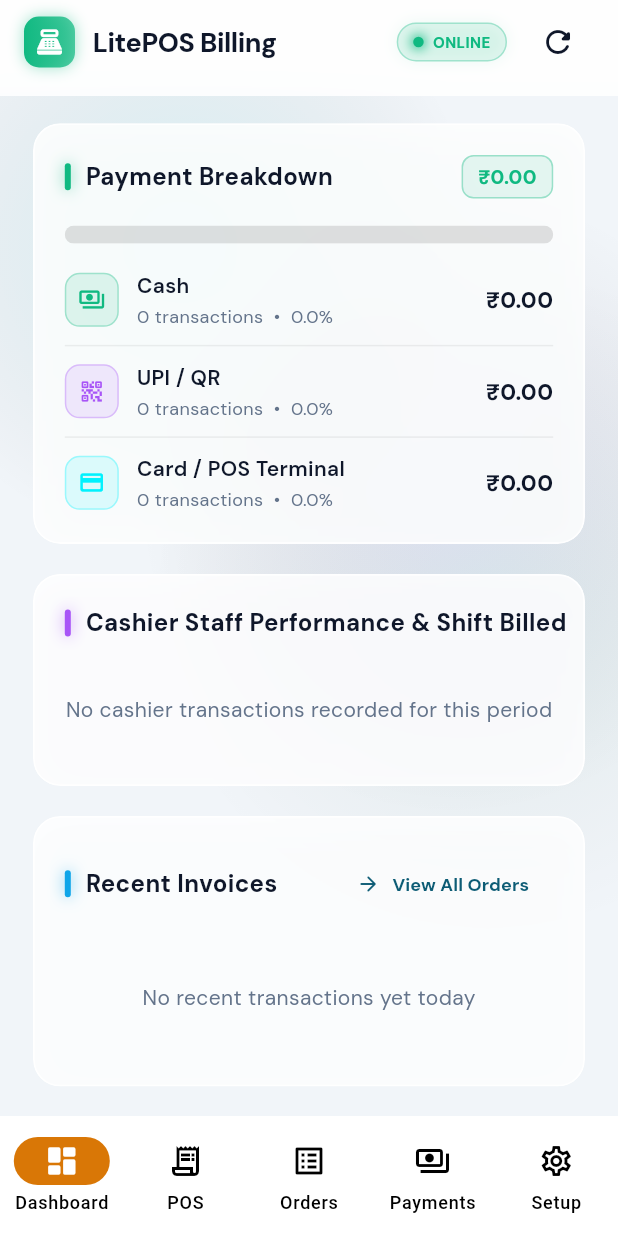
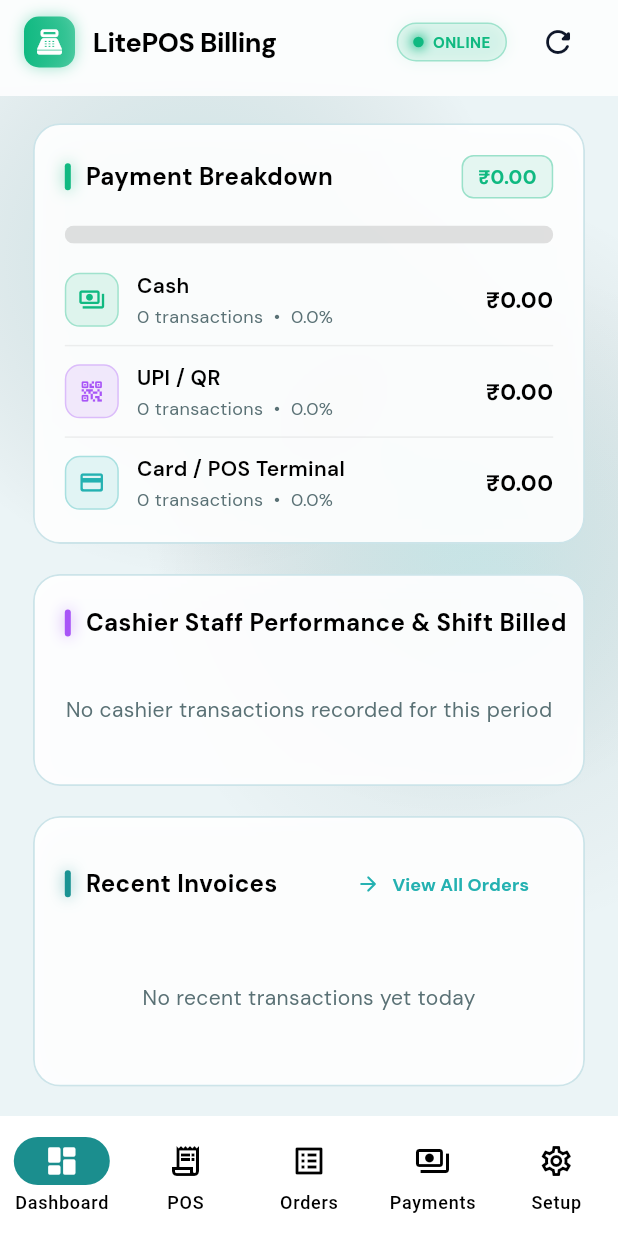
Before and after one commit to Naveenkumar9092/LitePOS, a Flutter app: the DashboardScreen screen opened by its route, scrolled down 1085 dp, on a phone screen of 412 x 824 dp. Run offline on Flutter 3.47's test engine with Material 3 defaults, Android fonts, the phone set to English and light mode, and no system bars; our stand-ins replace dio, flutter_riverpod, flutter_secure_storage, go_router, google_fonts, shared_preferences and 3 more; accounts and stored records are empty; network calls fail.

Commit message:
feat(theme): apply #24B1B1, #FFFFFF, #000000, and #EBF4F6 brand color palette across entire POS app

```diff
--- a/billing_pos_app/lib/core/theme/app_colors.dart
+++ b/billing_pos_app/lib/core/theme/app_colors.dart
@@ -1,49 +1,49 @@
 import "package:flutter/material.dart";
 
 class AppColors {
-  // Primary Brand Colors (Deep Slate & Teal Blue for high readability in POS environments)
-  static const Color primary = Color(0xFF0D5C75);
+  // Brand Palette: #24B1B1 (Teal), #FFFFFF (White), #000000 (Black), #EBF4F6 (Ice Teal)
+  static const Color primary = Color(0xFF24B1B1);
   static const Color onPrimary = Color(0xFFFFFFFF);
-  static const Color primaryContainer = Color(0xFFCBE6F0);
-  static const Color onPrimaryContainer = Color(0xFF04212C);
+  static const Color primaryContainer = Color(0xFFEBF4F6);
+  static const Color onPrimaryContainer = Color(0xFF000000);
 
-  // Secondary Brand Colors (Warm Amber / Ochre for POS accents and alerts)
-  static const Color secondary = Color(0xFFD97706);
+  // Secondary Brand Colors
+  static const Color secondary = Color(0xFF1B8E8E);
   static const Color onSecondary = Color(0xFFFFFFFF);
-  static const Color secondaryContainer = Color(0xFFFDE68A);
-  static const Color onSecondaryContainer = Color(0xFF451A03);
+  static const Color secondaryContainer = Color(0xFFD4EFF1);
+  static const Color onSecondaryContainer = Color(0xFF04212C);
 
   // Status Colors
-  static const Color success = Color(0xFF059669);
+  static const Color success = Color(0xFF10B981);
   static const Color onSuccess = Color(0xFFFFFFFF);
   static const Color successContainer = Color(0xFFD1FAE5);
 
-  static const Color warning = Color(0xFFD97706);
+  static const Color warning = Color(0xFFF59E0B);
   static const Color onWarning = Color(0xFFFFFFFF);
 
-  static const Color error = Color(0xFFDC2626);
+  static const Color error = Color(0xFFEF4444);
   static const Color onError = Color(0xFFFFFFFF);
   static const Color errorContainer = Color(0xFFFEE2E2);
 
-  static const Color info = Color(0xFF2563EB);
+  static const Color info = Color(0xFF24B1B1);
 
   // Text Colors
-  static const Color textPrimary = Color(0xFF0F172A);
-  static const Color textSecondary = Color(0xFF64748B);
+  static const Color textPrimary = Color(0xFF000000);
+  static const Color textSecondary = Color(0xFF5A7175);
 
   // Background and Surfaces
-  static const Color background = Color(0xFFF8FAFC);
-  static const Color backgroundLight = Color(0xFFF8FAFC);
+  static const Color background = Color(0xFFEBF4F6);
+  static const Color backgroundLight = Color(0xFFEBF4F6);
   static const Color surface = Color(0xFFFFFFFF);
   static const Color surfaceLight = Color(0xFFFFFFFF);
-  static const Color surfaceVariantLight = Color(0xFFF1F5F9);
-  static const Color outlineLight = Color(0xFFCBD5E1);
+  static const Color surfaceVariantLight = Color(0xFFE2EFF2);
+  static const Color outlineLight = Color(0xFFCCE4E9);
 
   // Dark Mode Colors
-  static const Color backgroundDark = Color(0xFF0F172A);
-  static const Color surfaceDark = Color(0xFF1E293B);
-  static const Color surfaceVariantDark = Color(0xFF334155);
-  static const Color outlineDark = Color(0xFF475569);
+  static const Color backgroundDark = Color(0xFF0B1416);
+  static const Color surfaceDark = Color(0xFF132225);
+  static const Color surfaceVariantDark = Color(0xFF1B3035);
+  static const Color outlineDark = Color(0xFF28484F);
 
   // POS Special Colors
   static const Color heldBill = Color(0xFFF59E0B);
@@ -51,8 +51,8 @@ class AppColors {
   static const Color offlineIndicator = Color(0xFFEF4444);
 
   // Modern Neon & Glass Dashboard Accents
-  static const Color neonCyan = Color(0xFF00F2FE);
-  static const Color neonBlue = Color(0xFF0EA5E9);
+  static const Color neonCyan = Color(0xFF24B1B1);
+  static const Color neonBlue = Color(0xFF1A9393);
   static const Color neonEmerald = Color(0xFF10B981);
   static const Color neonGreen = Color(0xFF00F5A0);
   static const Color neonPurple = Color(0xFF8B5CF6);
@@ -62,10 +62,10 @@ class AppColors {
   static const Color neonCoral = Color(0xFFFF6B6B);
 
   // Modern Glassmorphism Surfaces & Gradients
-  static const Color glassCanvasDark = Color(0xFF0B1120);
-  static const Color glassCanvasLight = Color(0xFFF8FAFC);
+  static const Color glassCanvasDark = Color(0xFF0B1416);
+  static const Color glassCanvasLight = Color(0xFFEBF4F6);
   static const Color glassSurfaceDark = Color(0x1AFFFFFF);
   static const Color glassBorderDark = Color(0x26FFFFFF);
-  static const Color glassSurfaceLight = Color(0xCCFFFFFF);
-  static const Color glassBorderLight = Color(0xFFE2E8F0);
+  static const Color glassSurfaceLight = Color(0xF2FFFFFF);
+  static const Color glassBorderLight = Color(0xFFCCE4E9);
 }
--- a/billing_pos_app/lib/features/dashboard/presentation/components/sales_summary_cards.dart
+++ b/billing_pos_app/lib/features/dashboard/presentation/components/sales_summary_cards.dart
@@ -42,7 +42,7 @@ class SalesSummaryCards extends StatelessWidget {
                 subtitle: "Per order average",
                 badgeText: "Ticket Size",
                 icon: Icons.analytics_outlined,
-                neonColor: AppColors.neonViolet,
+                neonColor: AppColors.secondary,
               ),
             ),
             SizedBox(
--- a/billing_pos_app/lib/shared/widgets/foundation_shell.dart
+++ b/billing_pos_app/lib/shared/widgets/foundation_shell.dart
@@ -277,12 +277,12 @@ class _FoundationShellState extends ConsumerState<FoundationShell> {
               decoration: BoxDecoration(
                 color: isDark
                     ? const Color(0xFF0F172A).withValues(alpha: 0.90)
-                    : Colors.white.withValues(alpha: 0.90),
+                    : Colors.white.withValues(alpha: 0.95),
                 border: Border(
                   right: BorderSide(
                     color: isDark
                         ? Colors.white.withValues(alpha: 0.10)
-                        : Colors.black.withValues(alpha: 0.07),
+                        : const Color(0xFFCCE4E9),
                     width: 1.2,
                   ),
                 ),
--- a/billing_pos_app/lib/shared/widgets/glass_card.dart
+++ b/billing_pos_app/lib/shared/widgets/glass_card.dart
@@ -34,14 +34,14 @@ class GlassCard extends StatelessWidget {
     final isDark = Theme.of(context).brightness == Brightness.dark;
 
     final defaultBg = isDark
-        ? const Color(0xFF1E293B).withValues(alpha: 0.55)
-        : Colors.white.withValues(alpha: 0.85);
+        ? const Color(0xFF132225).withValues(alpha: 0.70)
+        : Colors.white.withValues(alpha: 0.92);
 
     final effectiveBorder = customBorder ??
         Border.all(
           color: isDark
               ? Colors.white.withValues(alpha: 0.12)
-              : Colors.white.withValues(alpha: 0.9),
+              : const Color(0xFFCCE4E9),
           width: 1.2,
         );
 
--- a/billing_pos_app/lib/shared/widgets/neon_ambient_background.dart
+++ b/billing_pos_app/lib/shared/widgets/neon_ambient_background.dart
@@ -12,25 +12,25 @@ class NeonAmbientBackground extends StatelessWidget {
 
     return Stack(
       children: [
-        // Solid background base
+        // Solid background base: #EBF4F6 on light, #0B1416 on dark
         Positioned.fill(
           child: Container(
-            color: isDark ? AppColors.glassCanvasDark : const Color(0xFFF1F5F9),
+            color: isDark ? AppColors.glassCanvasDark : AppColors.backgroundLight,
           ),
         ),
 
-        // Ambient Neon Orb 1 (Top Left - Cyan / Teal)
+        // Ambient Teal Glow Orb 1 (#24B1B1 - Top Left)
         Positioned(
           top: -100,
           left: -80,
           child: Container(
-            width: 400,
-            height: 400,
+            width: 420,
+            height: 420,
             decoration: BoxDecoration(
               shape: BoxShape.circle,
               gradient: RadialGradient(
                 colors: [
-                  AppColors.neonCyan.withValues(alpha: isDark ? 0.18 : 0.12),
+                  AppColors.primary.withValues(alpha: isDark ? 0.22 : 0.16),
                   Colors.transparent,
                 ],
               ),
@@ -38,7 +38,7 @@ class NeonAmbientBackground extends StatelessWidget {
           ),
         ),
 
-        // Ambient Neon Orb 2 (Top Right - Cyber Violet)
+        // Ambient Teal Glow Orb 2 (Top Right)
         Positioned(
           top: 60,
           right: -100,
@@ -49,7 +49,7 @@ class NeonAmbientBackground extends StatelessWidget {
               shape: BoxShape.circle,
               gradient: RadialGradient(
                 colors: [
-                  AppColors.neonViolet.withValues(alpha: isDark ? 0.16 : 0.10),
+                  const Color(0xFF24B1B1).withValues(alpha: isDark ? 0.18 : 0.12),
                   Colors.transparent,
                 ],
               ),
@@ -57,7 +57,7 @@ class NeonAmbientBackground extends StatelessWidget {
           ),
         ),
 
-        // Ambient Neon Orb 3 (Bottom Left - Emerald)
+        // Ambient Soft Ice Orb 3 (Bottom Left)
         Positioned(
           bottom: 120,
           left: 100,
@@ -68,7 +68,7 @@ class NeonAmbientBackground extends StatelessWidget {
               shape: BoxShape.circle,
               gradient: RadialGradient(
                 colors: [
-                  AppColors.neonEmerald.withValues(alpha: isDark ? 0.12 : 0.08),
+                  const Color(0xFF24B1B1).withValues(alpha: isDark ? 0.14 : 0.09),
                   Colors.transparent,
                 ],
               ),
```
